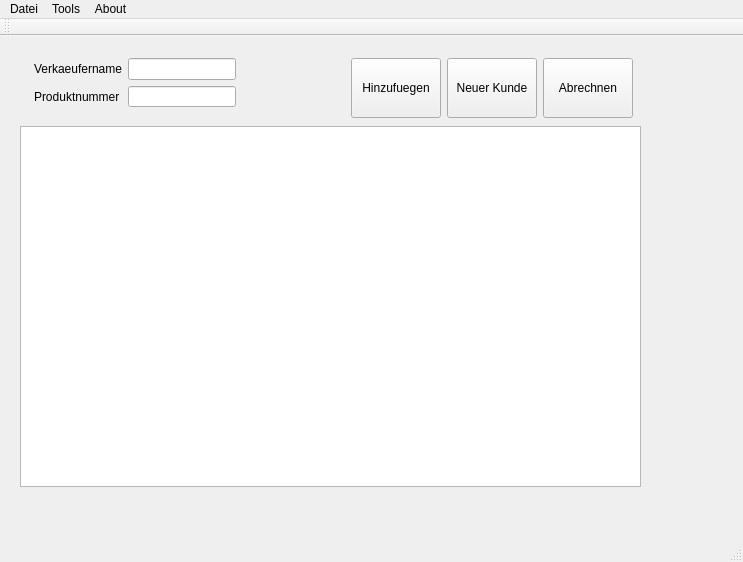
This is iBasar/mainwindow.ui in hoihrig/iBasar as Qt 5 draws it before an edit. The edited form follows.
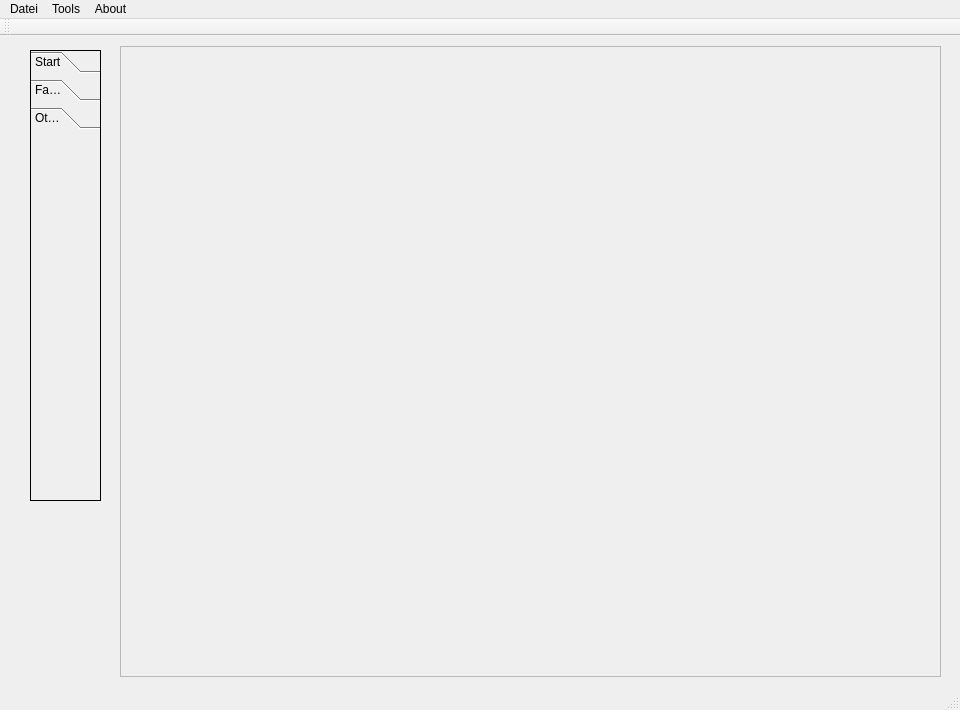
This is the edited form. The open tabs and pages were chosen to show the change.

Commit message:
Made Layout Changes to MainWindow
Now using a StackedWidget and toolBox to have a Menu and
dynamically load Widgets as required.

```diff
--- a/iBasar/mainwindow.ui
+++ b/iBasar/mainwindow.ui
@@ -6,172 +6,96 @@
    <rect>
     <x>0</x>
     <y>0</y>
-    <width>743</width>
-    <height>562</height>
+    <width>960</width>
+    <height>710</height>
    </rect>
   </property>
   <property name="windowTitle">
    <string>iBazar</string>
   </property>
   <widget class="QWidget" name="centralWidget">
-   <widget class="QListView" name="listView">
+   <widget class="QToolBox" name="toolBox">
     <property name="geometry">
      <rect>
-      <x>20</x>
-      <y>90</y>
-      <width>621</width>
-      <height>361</height>
+      <x>30</x>
+      <y>14</y>
+      <width>71</width>
+      <height>451</height>
      </rect>
     </property>
-   </widget>
-   <widget class="QWidget" name="layoutWidget">
-    <property name="geometry">
-     <rect>
-      <x>20</x>
-      <y>470</y>
-      <width>621</width>
-      <height>26</height>
-     </rect>
+    <property name="frameShape">
+     <enum>QFrame::Box</enum>
     </property>
-    <layout class="QVBoxLayout" name="verticalLayout">
-     <item>
-      <layout class="QHBoxLayout" name="horizontalLayout">
-       <property name="spacing">
-        <number>3</number>
-       </property>
-       <item>
-        <widget class="QLabel" name="SumLabel">
-         <property name="text">
-          <string>Gesamtsumme:</string>
-         </property>
-        </widget>
-       </item>
-       <item>
-        <widget class="QLabel" name="CalculatedSumLabel">
-         <property name="text">
-          <string>0.00</string>
-         </property>
-         <property name="alignment">
-          <set>Qt::AlignRight|Qt::AlignTrailing|Qt::AlignVCenter</set>
-         </property>
-        </widget>
-       </item>
-      </layout>
-     </item>
-     <item>
-      <widget class="Line" name="line">
-       <property name="orientation">
-        <enum>Qt::Horizontal</enum>
-       </property>
-      </widget>
-     </item>
-    </layout>
+    <property name="currentIndex">
+     <number>0</number>
+    </property>
+    <property name="tabSpacing">
+     <number>6</number>
+    </property>
+    <widget class="QWidget" name="page_3">
+     <attribute name="label">
+      <string>Start</string>
+     </attribute>
+    </widget>
+    <widget class="QWidget" name="page_5">
+     <attribute name="label">
+      <string>FakeUI</string>
+     </attribute>
+    </widget>
+    <widget class="QWidget" name="page_4">
+     <property name="geometry">
+      <rect>
+       <x>0</x>
+       <y>0</y>
+       <width>69</width>
+       <height>356</height>
+      </rect>
+     </property>
+     <attribute name="label">
+      <string>Other</string>
+     </attribute>
+    </widget>
    </widget>
-   <widget class="QWidget" name="layoutWidget">
+   <widget class="QFrame" name="frame">
     <property name="geometry">
      <rect>
-      <x>23</x>
-      <y>11</y>
-      <width>621</width>
-      <height>71</height>
+      <x>120</x>
+      <y>10</y>
+      <width>821</width>
+      <height>631</height>
      </rect>
     </property>
-    <layout class="QHBoxLayout" name="horizontalLayout_3">
-     <item>
-      <layout class="QHBoxLayout" name="horizontalLayout_2">
-       <item>
-        <layout class="QVBoxLayout" name="verticalLayout_3">
-         <item>
-          <widget class="QLabel" name="SellerNameLabel">
-           <property name="text">
-            <string>Verkaeufername</string>
-           </property>
-          </widget>
-         </item>
-         <item>
-          <widget class="QLabel" name="ItemIDLabel">
-           <property name="text">
-            <string>Produktnummer</string>
-           </property>
-          </widget>
-         </item>
-        </layout>
-       </item>
-       <item>
-        <layout class="QVBoxLayout" name="verticalLayout_2">
-         <item>
-          <widget class="QLineEdit" name="SellerNameField"/>
-         </item>
-         <item>
-          <widget class="QLineEdit" name="ProductIDField"/>
-         </item>
-        </layout>
-       </item>
-      </layout>
-     </item>
-     <item>
-      <spacer name="horizontalSpacer">
-       <property name="orientation">
-        <enum>Qt::Horizontal</enum>
-       </property>
-       <property name="sizeType">
-        <enum>QSizePolicy::MinimumExpanding</enum>
-       </property>
-       <property name="sizeHint" stdset="0">
-        <size>
-         <width>30</width>
-         <height>20</height>
-        </size>
-       </property>
-      </spacer>
-     </item>
-     <item>
-      <layout class="QHBoxLayout" name="horizontalLayout_4">
-       <property name="sizeConstraint">
-        <enum>QLayout::SetFixedSize</enum>
-       </property>
-       <item>
-        <widget class="QPushButton" name="AddProductBtn">
-         <property name="minimumSize">
-          <size>
-           <width>90</width>
-           <height>60</height>
-          </size>
-         </property>
-         <property name="text">
-          <string>Hinzufuegen</string>
-         </property>
-        </widget>
-       </item>
-       <item>
-        <widget class="QPushButton" name="newCustomerBtn">
-         <property name="minimumSize">
-          <size>
-           <width>90</width>
-           <height>60</height>
-          </size>
-         </property>
-         <property name="text">
-          <string>Neuer Kunde</string>
-         </property>
-        </widget>
-       </item>
-       <item>
-        <widget class="QPushButton" name="CalculateBtn">
-         <property name="minimumSize">
-          <size>
-           <width>90</width>
-           <height>60</height>
-          </size>
-         </property>
-         <property name="text">
-          <string>Abrechnen</string>
-         </property>
-        </widget>
-       </item>
-      </layout>
-     </item>
-    </layout>
+    <property name="frameShape">
+     <enum>QFrame::StyledPanel</enum>
+    </property>
+    <property name="frameShadow">
+     <enum>QFrame::Raised</enum>
+    </property>
+    <widget class="QStackedWidget" name="stackedWidget">
+     <property name="geometry">
+      <rect>
+       <x>10</x>
+       <y>10</y>
+       <width>800</width>
+       <height>600</height>
+      </rect>
+     </property>
+     <property name="sizePolicy">
+      <sizepolicy hsizetype="MinimumExpanding" vsizetype="MinimumExpanding">
+       <horstretch>1</horstretch>
+       <verstretch>1</verstretch>
+      </sizepolicy>
+     </property>
+     <property name="minimumSize">
+      <size>
+       <width>581</width>
+       <height>441</height>
+      </size>
+     </property>
+     <property name="currentIndex">
+      <number>-1</number>
+     </property>
+    </widget>
    </widget>
   </widget>
   <widget class="QMenuBar" name="menuBar">
@@ -179,8 +103,8 @@
     <rect>
      <x>0</x>
      <y>0</y>
-     <width>743</width>
-     <height>21</height>
+     <width>960</width>
+     <height>25</height>
     </rect>
    </property>
    <widget class="QMenu" name="menuDatei">
```
The commit also changes 2 other files.
